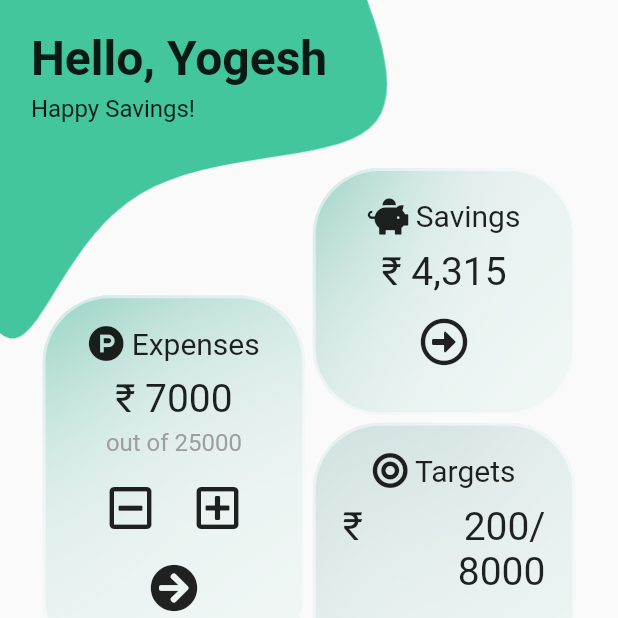
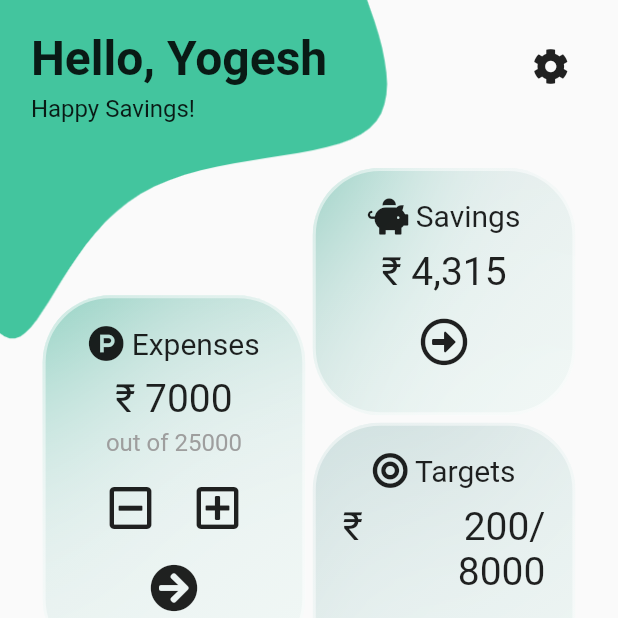
Before and after one commit to YogeshUpdhyay/savings_target, a Flutter app: the screen it shows after launch, on a phone screen of 412 x 824 dp, the top half of it. Run offline on Flutter 3.47's test engine with Material 2 defaults, Android fonts, the phone set to English and light mode, and no system bars; drawn by our look-alikes of glassmorphism; our stand-ins replace font_awesome_flutter, google_fonts; missing offline and left inert: ms_undraw.

Commit message:
Settings section added

```diff
--- a/lib/views/components/header.dart
+++ b/lib/views/components/header.dart
@@ -1,4 +1,5 @@
 import 'package:flutter/material.dart';
+import 'package:font_awesome_flutter/font_awesome_flutter.dart';
 import 'package:google_fonts/google_fonts.dart';
 
 class Header extends StatelessWidget {
@@ -9,7 +10,11 @@ class Header extends StatelessWidget {
   @override
   Widget build(BuildContext context) {
     return Container(
-      child: Column(
+      child: Row(
+        crossAxisAlignment: CrossAxisAlignment.start,
+        mainAxisAlignment: MainAxisAlignment.spaceBetween,
+        children: [
+          Column(
             crossAxisAlignment: CrossAxisAlignment.start,
             children: [
               Text(
@@ -28,6 +33,12 @@ class Header extends StatelessWidget {
               ),
             ],
           ),
+          IconButton(
+            onPressed: () {},
+            icon: FaIcon(FontAwesomeIcons.cog),
+          )
+        ],
+      ),
     );
   }
 }
```
Lines whose indentation alone changed are shown as unchanged.
